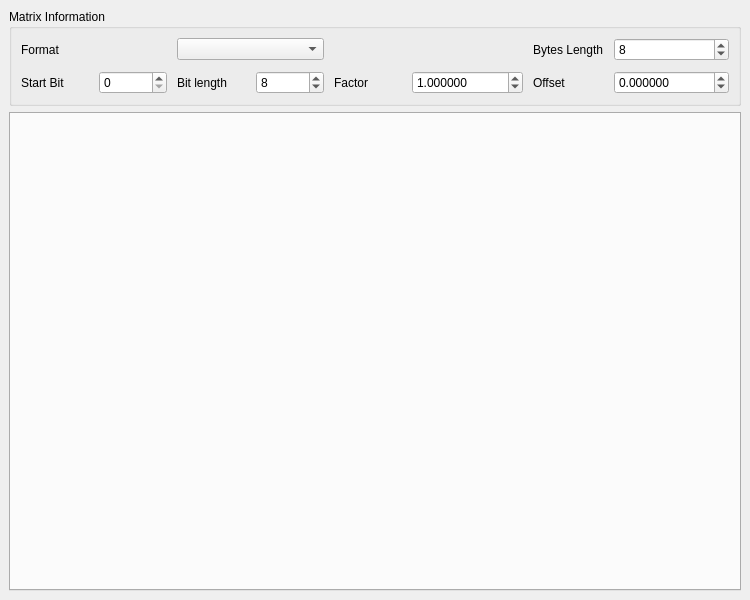
Old version of the form ui/page/Home.ui in the repository JoelZhu/CANTool.
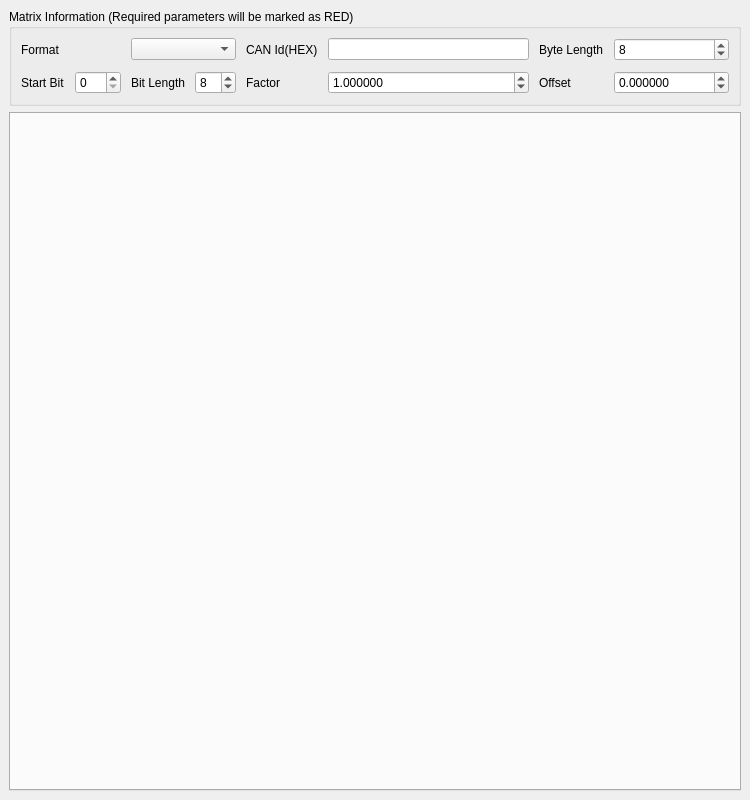
New version of the form.

Diff of the .ui file:
```diff
--- a/ui/page/Home.ui
+++ b/ui/page/Home.ui
@@ -7,7 +7,7 @@
                 <x>0</x>
                 <y>0</y>
                 <width>750</width>
-                <height>600</height>
+                <height>800</height>
             </rect>
         </property>
         <property name="windowTitle">
@@ -19,7 +19,7 @@
                 <item>
                     <widget class="QGroupBox" name="groupBoxParams">
                         <property name="title">
-                            <string>Matrix Information</string>
+                            <string>Matrix Information (Required parameters will be marked as RED)</string>
                         </property>
                         <layout class="QGridLayout" name="paramsLayout">
                             <property name="horizontalSpacing">
@@ -40,10 +40,33 @@
                             <item row="0" column="2" colspan="2">
                                 <widget class="QComboBox" name="comboFormat"/>
                             </item>
+                            <item row="0" column="4">
+                                <widget class="QLabel" name="labelCanId">
+                                    <property name="text">
+                                        <string>CAN Id(HEX)</string>
+                                    </property>
+                                </widget>
+                            </item>
+                            <item row="0" column="5">
+                                <widget class="QLineEdit" name="editCanId">
+                                    <property name="sizePolicy">
+                                        <sizepolicy hsizetype="Expanding" vsizetype="Fixed">
+                                            <horstretch>2</horstretch>
+                                            <verstretch>0</verstretch>
+                                        </sizepolicy>
+                                    </property>
+                                    <property name="minimumSize">
+                                        <size>
+                                            <width>80</width>
+                                            <height>0</height>
+                                        </size>
+                                    </property>
+                                </widget>
+                            </item>
                             <item row="0" column="6">
                                 <widget class="QLabel" name="labelBytes">
                                     <property name="text">
-                                        <string>Bytes Length</string>
+                                        <string>Byte Length</string>
                                     </property>
                                 </widget>
                             </item>
@@ -82,7 +105,7 @@
                             <item row="1" column="2">
                                 <widget class="QLabel" name="labelBitLength">
                                     <property name="text">
-                                        <string>Bit length</string>
+                                        <string>Bit Length</string>
                                     </property>
                                 </widget>
                             </item>
```
Left out of the diff: 4 changed lines with no effect on the pictures.
